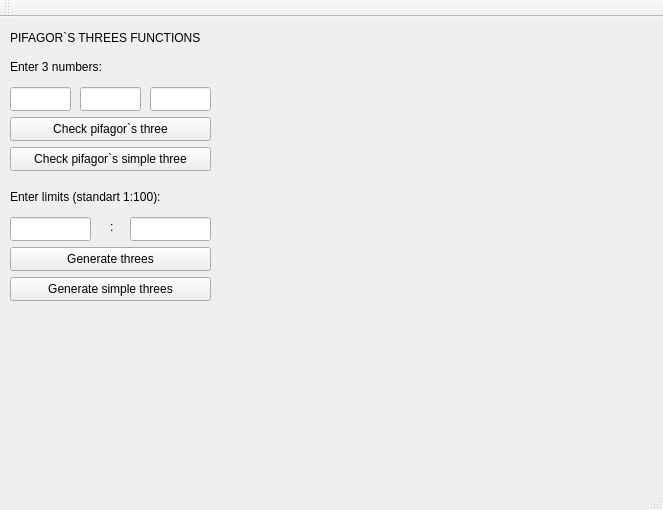
First picture: the form in Lab_2/mainwindow.ui, repository MariKush/OOOP2_lab2, before the edit.
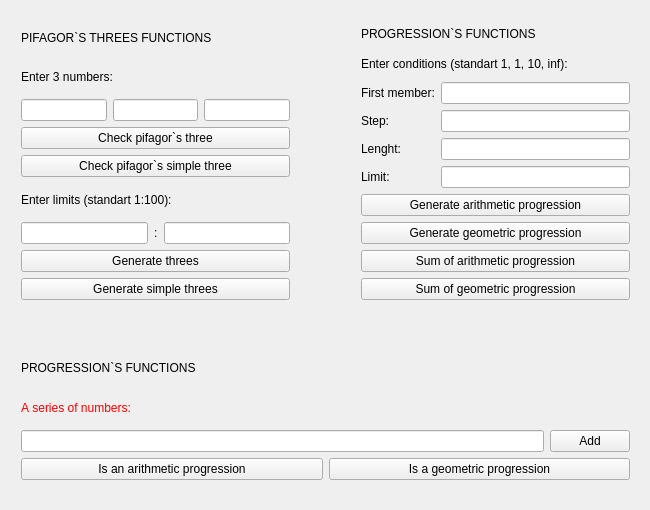
Second picture: the form after the edit.

Patch:
```diff
--- a/Lab_2/mainwindow.ui
+++ b/Lab_2/mainwindow.ui
@@ -6,7 +6,7 @@
    <rect>
     <x>0</x>
     <y>0</y>
-    <width>663</width>
+    <width>650</width>
     <height>510</height>
    </rect>
   </property>
@@ -14,198 +14,306 @@
    <string>MainWindow</string>
   </property>
   <widget class="QWidget" name="centralWidget">
-   <widget class="QLabel" name="label">
+   <widget class="QWidget" name="verticalLayoutWidget">
     <property name="geometry">
      <rect>
-      <x>10</x>
+      <x>350</x>
       <y>10</y>
-      <width>211</width>
-      <height>21</height>
+      <width>291</width>
+      <height>301</height>
      </rect>
     </property>
-    <property name="styleSheet">
-     <string notr="true"/>
-    </property>
-    <property name="text">
-     <string>PIFAGOR`S THREES FUNCTIONS</string>
-    </property>
+    <layout class="QVBoxLayout" name="verticalLayout">
+     <item>
+      <widget class="QLabel" name="label_5">
+       <property name="styleSheet">
+        <string notr="true">text-align: center;</string>
+       </property>
+       <property name="text">
+        <string>PROGRESSION`S FUNCTIONS</string>
+       </property>
+      </widget>
+     </item>
+     <item>
+      <widget class="QLabel" name="label_10">
+       <property name="text">
+        <string>Enter conditions (standart 1, 1, 10, inf):</string>
+       </property>
+      </widget>
+     </item>
+     <item>
+      <layout class="QFormLayout" name="formLayout">
+       <item row="2" column="0">
+        <widget class="QLabel" name="label_8">
+         <property name="text">
+          <string>Lenght:</string>
+         </property>
+        </widget>
+       </item>
+       <item row="2" column="1">
+        <widget class="QLineEdit" name="lineEdit_8">
+         <property name="styleSheet">
+          <string notr="true">color: red;</string>
+         </property>
+        </widget>
+       </item>
+       <item row="3" column="0">
+        <widget class="QLabel" name="label_9">
+         <property name="text">
+          <string>Limit:</string>
+         </property>
+        </widget>
+       </item>
+       <item row="3" column="1">
+        <widget class="QLineEdit" name="lineEdit_9">
+         <property name="styleSheet">
+          <string notr="true">color: red;</string>
+         </property>
+        </widget>
+       </item>
+       <item row="1" column="1">
+        <widget class="QLineEdit" name="lineEdit_7">
+         <property name="styleSheet">
+          <string notr="true">color: red;</string>
+         </property>
+        </widget>
+       </item>
+       <item row="1" column="0">
+        <widget class="QLabel" name="label_7">
+         <property name="text">
+          <string>Step:</string>
+         </property>
+        </widget>
+       </item>
+       <item row="0" column="1">
+        <widget class="QLineEdit" name="lineEdit_6">
+         <property name="styleSheet">
+          <string notr="true">color: red;</string>
+         </property>
+        </widget>
+       </item>
+       <item row="0" column="0">
+        <widget class="QLabel" name="label_6">
+         <property name="styleSheet">
+          <string notr="true"/>
+         </property>
+         <property name="text">
+          <string>First member:</string>
+         </property>
+        </widget>
+       </item>
+      </layout>
+     </item>
+     <item>
+      <widget class="QPushButton" name="pushButton_5">
+       <property name="text">
+        <string>Generate arithmetic progression</string>
+       </property>
+      </widget>
+     </item>
+     <item>
+      <widget class="QPushButton" name="pushButton_6">
+       <property name="text">
+        <string>Generate geometric progression</string>
+       </property>
+      </widget>
+     </item>
+     <item>
+      <widget class="QPushButton" name="pushButton_7">
+       <property name="text">
+        <string>Sum of arithmetic progression</string>
+       </property>
+      </widget>
+     </item>
+     <item>
+      <widget class="QPushButton" name="pushButton_8">
+       <property name="text">
+        <string>Sum of geometric progression</string>
+       </property>
+      </widget>
+     </item>
+    </layout>
    </widget>
-   <widget class="QLineEdit" name="lineEdit">
+   <widget class="QWidget" name="verticalLayoutWidget_2">
     <property name="geometry">
      <rect>
       <x>10</x>
-      <y>70</y>
-      <width>61</width>
-      <height>24</height>
+      <y>10</y>
+      <width>291</width>
+      <height>301</height>
      </rect>
     </property>
-    <property name="styleSheet">
-     <string notr="true">color: black;</string>
-    </property>
+    <layout class="QVBoxLayout" name="verticalLayout_2">
+     <item>
+      <widget class="QLabel" name="label">
+       <property name="styleSheet">
+        <string notr="true"/>
+       </property>
+       <property name="text">
+        <string>PIFAGOR`S THREES FUNCTIONS</string>
+       </property>
+      </widget>
+     </item>
+     <item>
+      <widget class="QLabel" name="label_2">
+       <property name="text">
+        <string>Enter 3 numbers:</string>
+       </property>
+      </widget>
+     </item>
+     <item>
+      <layout class="QHBoxLayout" name="horizontalLayout">
+       <item>
+        <widget class="QLineEdit" name="lineEdit">
+         <property name="styleSheet">
+          <string notr="true">color: red;</string>
+         </property>
+        </widget>
+       </item>
+       <item>
+        <widget class="QLineEdit" name="lineEdit_2">
+         <property name="styleSheet">
+          <string notr="true">color: red;</string>
+         </property>
+        </widget>
+       </item>
+       <item>
+        <widget class="QLineEdit" name="lineEdit_3">
+         <property name="styleSheet">
+          <string notr="true">color: red;</string>
+         </property>
+        </widget>
+       </item>
+      </layout>
+     </item>
+     <item>
+      <widget class="QPushButton" name="pushButton">
+       <property name="text">
+        <string>Check pifagor`s three</string>
+       </property>
+      </widget>
+     </item>
+     <item>
+      <widget class="QPushButton" name="pushButton_2">
+       <property name="text">
+        <string>Check pifagor`s simple three</string>
+       </property>
+      </widget>
+     </item>
+     <item>
+      <widget class="QLabel" name="label_3">
+       <property name="text">
+        <string>Enter limits (standart 1:100):</string>
+       </property>
+      </widget>
+     </item>
+     <item>
+      <layout class="QHBoxLayout" name="horizontalLayout_2">
+       <item>
+        <widget class="QLineEdit" name="lineEdit_4">
+         <property name="styleSheet">
+          <string notr="true">color: red;</string>
+         </property>
+        </widget>
+       </item>
+       <item>
+        <widget class="QLabel" name="label_4">
+         <property name="text">
+          <string>:</string>
+         </property>
+        </widget>
+       </item>
+       <item>
+        <widget class="QLineEdit" name="lineEdit_5">
+         <property name="styleSheet">
+          <string notr="true">color: red;</string>
+         </property>
+        </widget>
+       </item>
+      </layout>
+     </item>
+     <item>
+      <widget class="QPushButton" name="pushButton_3">
+       <property name="text">
+        <string>Generate threes</string>
+       </property>
+      </widget>
+     </item>
+     <item>
+      <widget class="QPushButton" name="pushButton_4">
+       <property name="text">
+        <string>Generate simple threes</string>
+       </property>
+      </widget>
+     </item>
+    </layout>
    </widget>
-   <widget class="QLineEdit" name="lineEdit_2">
+   <widget class="QWidget" name="verticalLayoutWidget_3">
     <property name="geometry">
      <rect>
-      <x>80</x>
-      <y>70</y>
-      <width>61</width>
-      <height>24</height>
-     </rect>
-    </property>
-    <property name="styleSheet">
-     <string notr="true">color: black;</string>
-    </property>
-   </widget>
-   <widget class="QLineEdit" name="lineEdit_3">
-    <property name="geometry">
-     <rect>
-      <x>150</x>
-      <y>70</y>
-      <width>61</width>
-      <height>24</height>
-     </rect>
-    </property>
-    <property name="styleSheet">
-     <string notr="true">color: black;</string>
-    </property>
-   </widget>
-   <widget class="QLabel" name="label_2">
-    <property name="geometry">
-     <rect>
       <x>10</x>
-      <y>40</y>
-      <width>171</width>
-      <height>20</height>
+      <y>340</y>
+      <width>631</width>
+      <height>151</height>
      </rect>
     </property>
-    <property name="text">
-     <string>Enter 3 numbers:</string>
-    </property>
+    <layout class="QVBoxLayout" name="verticalLayout_3">
+     <item>
+      <widget class="QLabel" name="label_13">
+       <property name="text">
+        <string>PROGRESSION`S FUNCTIONS</string>
+       </property>
+      </widget>
+     </item>
+     <item>
+      <widget class="QLabel" name="label_11">
+       <property name="styleSheet">
+        <string notr="true">color: red;</string>
+       </property>
+       <property name="text">
+        <string>А series of numbers: </string>
+       </property>
+      </widget>
+     </item>
+     <item>
+      <layout class="QHBoxLayout" name="horizontalLayout_5">
+       <item>
+        <widget class="QLineEdit" name="lineEdit_add">
+         <property name="styleSheet">
+          <string notr="true">color: red;</string>
+         </property>
+        </widget>
+       </item>
+       <item>
+        <widget class="QPushButton" name="pushButton_9">
+         <property name="text">
+          <string>Add</string>
+         </property>
+        </widget>
+       </item>
+      </layout>
+     </item>
+     <item>
+      <layout class="QHBoxLayout" name="horizontalLayout_6">
+       <item>
+        <widget class="QPushButton" name="pushButton_10">
+         <property name="text">
+          <string>Is an arithmetic progression</string>
+         </property>
+        </widget>
+       </item>
+       <item>
+        <widget class="QPushButton" name="pushButton_11">
+         <property name="text">
+          <string>Is a geometric progression</string>
+         </property>
+        </widget>
+       </item>
+      </layout>
+     </item>
+    </layout>
    </widget>
-   <widget class="QPushButton" name="pushButton">
-    <property name="geometry">
-     <rect>
-      <x>10</x>
-      <y>100</y>
-      <width>201</width>
-      <height>24</height>
-     </rect>
-    </property>
-    <property name="text">
-     <string>Check pifagor`s three</string>
-    </property>
-   </widget>
-   <widget class="QPushButton" name="pushButton_2">
-    <property name="geometry">
-     <rect>
-      <x>10</x>
-      <y>130</y>
-      <width>201</width>
-      <height>24</height>
-     </rect>
-    </property>
-    <property name="text">
-     <string>Check pifagor`s simple three</string>
-    </property>
-   </widget>
-   <widget class="QLabel" name="label_3">
-    <property name="geometry">
-     <rect>
-      <x>10</x>
-      <y>170</y>
-      <width>201</width>
-      <height>20</height>
-     </rect>
-    </property>
-    <property name="text">
-     <string>Enter limits (standart 1:100):</string>
-    </property>
-   </widget>
-   <widget class="QLineEdit" name="lineEdit_4">
-    <property name="geometry">
-     <rect>
-      <x>10</x>
-      <y>200</y>
-      <width>81</width>
-      <height>24</height>
-     </rect>
-    </property>
-    <property name="styleSheet">
-     <string notr="true">color: black;</string>
-    </property>
-   </widget>
-   <widget class="QLineEdit" name="lineEdit_5">
-    <property name="geometry">
-     <rect>
-      <x>130</x>
-      <y>200</y>
-      <width>81</width>
-      <height>24</height>
-     </rect>
-    </property>
-    <property name="styleSheet">
-     <string notr="true">color: black;</string>
-    </property>
-   </widget>
-   <widget class="QLabel" name="label_4">
-    <property name="geometry">
-     <rect>
-      <x>110</x>
-      <y>200</y>
-      <width>16</width>
-      <height>20</height>
-     </rect>
-    </property>
-    <property name="text">
-     <string>:</string>
-    </property>
-   </widget>
-   <widget class="QPushButton" name="pushButton_3">
-    <property name="geometry">
-     <rect>
-      <x>10</x>
-      <y>230</y>
-      <width>201</width>
-      <height>24</height>
-     </rect>
-    </property>
-    <property name="text">
-     <string>Generate threes</string>
-    </property>
-   </widget>
-   <widget class="QPushButton" name="pushButton_4">
-    <property name="geometry">
-     <rect>
-      <x>10</x>
-      <y>260</y>
-      <width>201</width>
-      <height>24</height>
-     </rect>
-    </property>
-    <property name="text">
-     <string>Generate simple threes</string>
-    </property>
-   </widget>
   </widget>
-  <widget class="QMenuBar" name="menuBar">
-   <property name="geometry">
-    <rect>
-     <x>0</x>
-     <y>0</y>
-     <width>663</width>
-     <height>22</height>
-    </rect>
-   </property>
-  </widget>
-  <widget class="QToolBar" name="mainToolBar">
-   <attribute name="toolBarArea">
-    <enum>TopToolBarArea</enum>
-   </attribute>
-   <attribute name="toolBarBreak">
-    <bool>false</bool>
-   </attribute>
-  </widget>
-  <widget class="QStatusBar" name="statusBar"/>
  </widget>
  <layoutdefault spacing="6" margin="11"/>
  <resources/>
```
